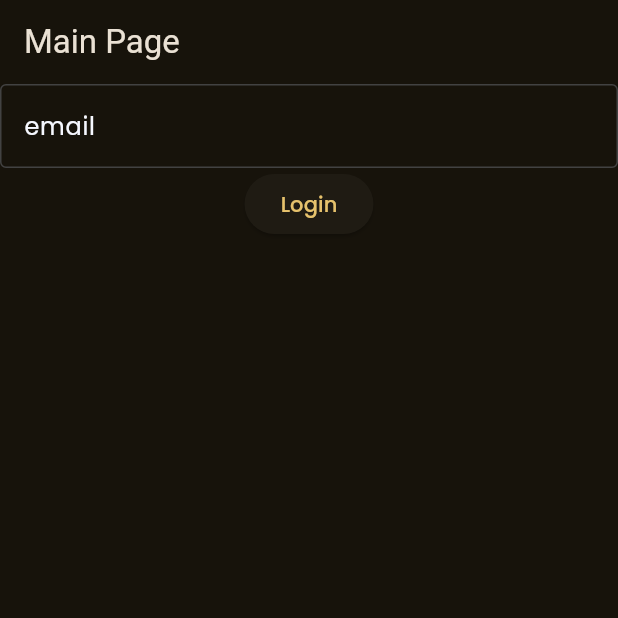
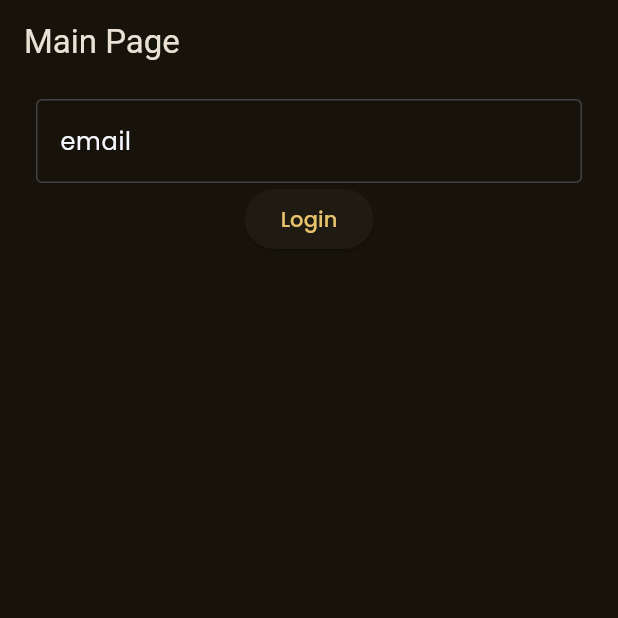
Before and after one commit to faishalyb/FlixID, a Flutter app: the screen it shows after launch, on a phone screen of 412 x 824 dp, the top half of it. Run offline on Flutter 3.47's test engine with Material 3 defaults, Android fonts, the phone set to English and light mode, and no system bars; our stand-ins replace cloud_firestore, dio, firebase_auth, firebase_core, firebase_storage, flutter_riverpod and 4 more; accounts and stored records are empty; generated files the repository leaves out were written again.

Commit message:
text field finished

```diff
--- a/lib/presentation/pages/login_page/login_page.dart
+++ b/lib/presentation/pages/login_page/login_page.dart
@@ -26,7 +26,9 @@ class LoginPage extends ConsumerWidget {
 
     return Scaffold(
       appBar: AppBar(title: const Text('Main Page')),
-      body: Column(
+      body: Padding(
+        padding: const EdgeInsets.symmetric(horizontal: 24.0, vertical: 10.0),
+        child: Column(
           children: [
             FlixTextField(
               labelText: 'email',
@@ -41,6 +43,7 @@ class LoginPage extends ConsumerWidget {
                 child: Text('Login')),
           ],
         ),
+      ),
     );
   }
 }
```
Lines whose indentation alone changed are shown as unchanged.
